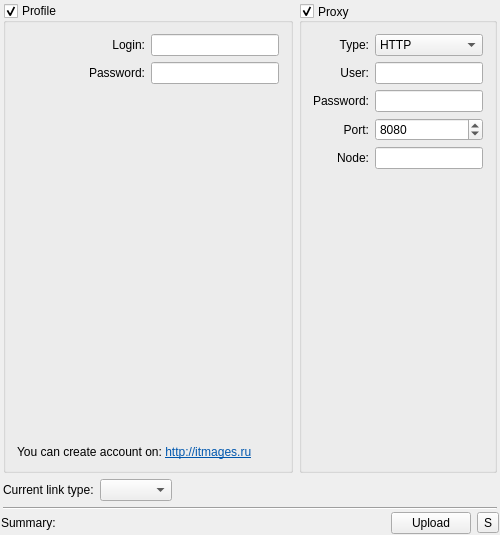
DAP-DarkneSS/itmages-dolphin-extension, file src/itmagesuploader.ui: the form before one commit.
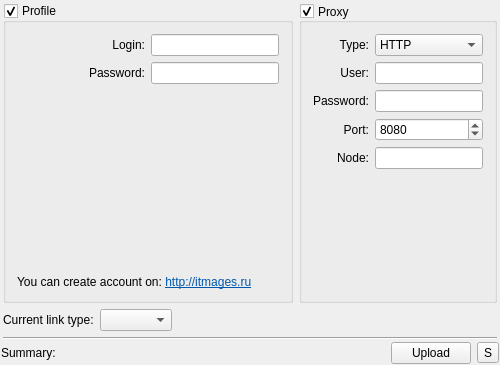
The form after the commit.

```diff
--- a/src/itmagesuploader.ui
+++ b/src/itmagesuploader.ui
@@ -7,7 +7,7 @@
     <x>0</x>
     <y>0</y>
     <width>500</width>
-    <height>535</height>
+    <height>365</height>
    </rect>
   </property>
   <property name="minimumSize">
```
